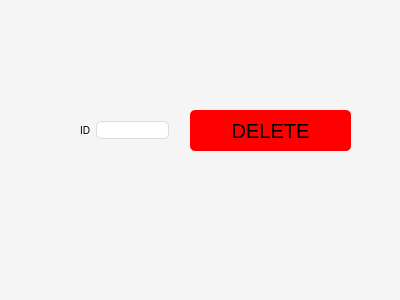
This is deleteemployee.ui in SamirTaous/DeliveryManagement as Qt 5 draws it before an edit. The edited form follows.
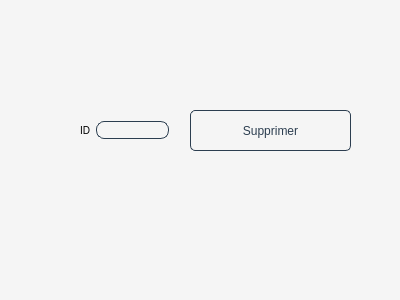
This is the edited form.

Patch:
```diff
--- a/deleteemployee.ui
+++ b/deleteemployee.ui
@@ -19,10 +19,10 @@
 }
 
 QPushButton#DeleteButton {
-    background-color: red;
-    font-size: 20px;
-    color: black;
-    border: none;
+    background-color: transparent;
+    color: #2c3e50;
+    border: 1px solid #2c3e50; 
+    border-radius: 8px;
     border-radius: 5px;
     cursor: pointer;
     transition: background-color 0.3s;
@@ -37,8 +37,10 @@
 }
 
 QLineEdit {
-    border: 1px solid #dcdcdc;
-    border-radius: 5px;
+    background-color: transparent;
+    color: #2c3e50;
+    border: 1px solid #2c3e50; 
+    border-radius: 8px;
 }
 </string>
   </property>
@@ -55,7 +57,7 @@
     <string notr="true"/>
    </property>
    <property name="text">
-    <string>DELETE</string>
+    <string>Supprimer</string>
    </property>
   </widget>
   <widget class="QWidget" name="layoutWidget">
```
Left out of the diff: 2 changed lines with no effect on the pictures.
